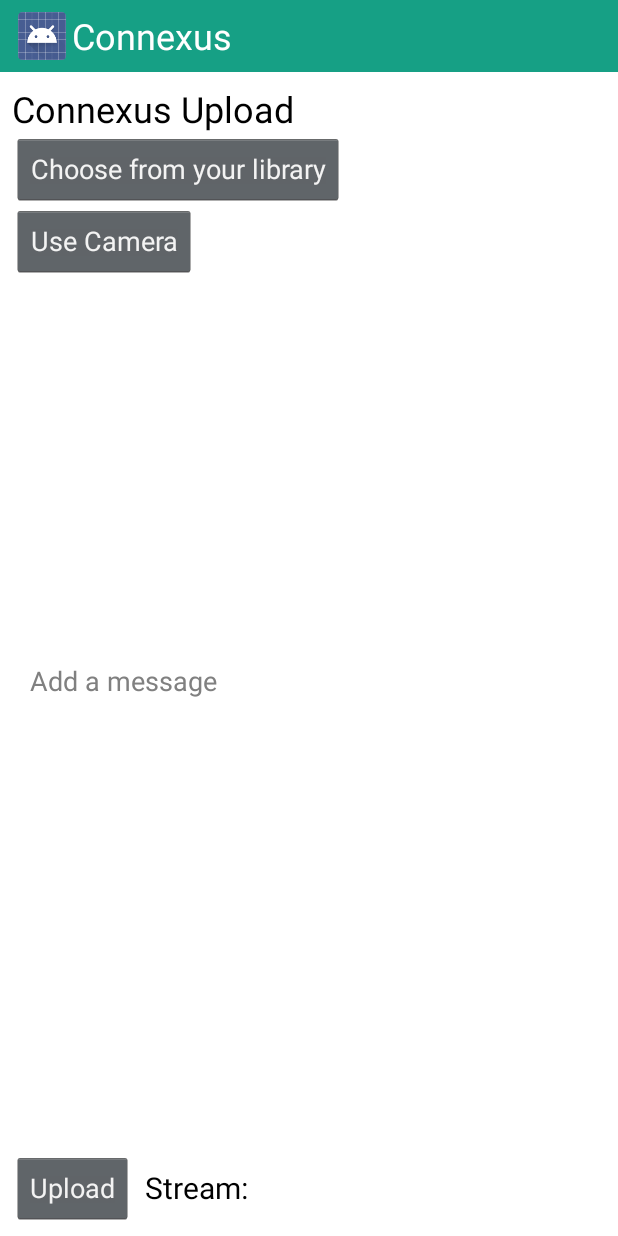
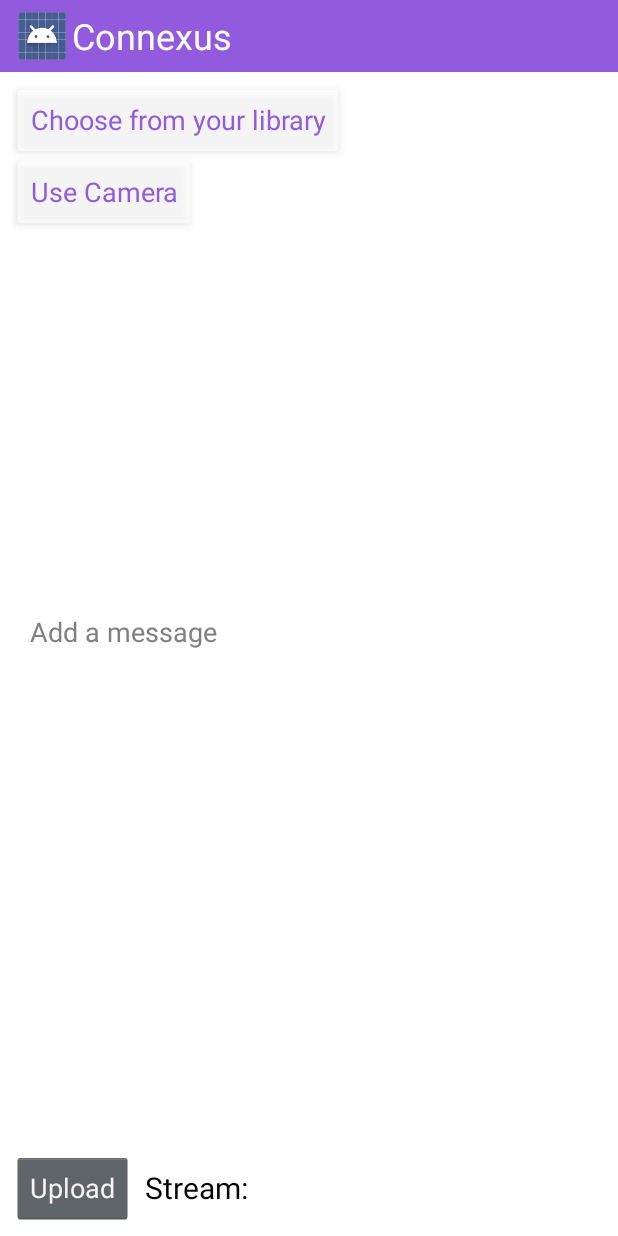
Before and after one commit to jenny350026/apt-miniproject, an Android app: the layout activity_upload.xml on its own in the app's theme, with its tools: preview values and no code run, on a phone screen of 412 x 824 dp. Run offline under Robolectric (Android 15) with nearby library versions, the phone set to English and light mode, and no system bars.

Commit message:
changed layout

```diff
--- a/Connexus/app/src/main/AndroidManifest.xml
+++ b/Connexus/app/src/main/AndroidManifest.xml
@@ -25,6 +25,7 @@
         android:theme="@style/AppTheme" >
         <activity
             android:name=".LoginActivity"
+            android:logo="@drawable/ic_home_white_24dp"
             android:label="@string/app_name" >
             <intent-filter>
                 <action android:name="android.intent.action.MAIN" />
@@ -39,6 +40,7 @@
         <activity
             android:name=".ViewAllStreamActivity"
             android:label="@string/title_activity_view_all_stream"
+            android:logo="@drawable/ic_home_white_24dp"
             android:windowSoftInputMode="stateHidden" >
         </activity>
         <activity
@@ -48,10 +50,12 @@
         </activity>
         <activity
             android:name=".UploadActivity"
+            android:logo="@drawable/ic_file_upload_white_24dp"
             android:label="@string/title_activity_upload" >
         </activity>
         <activity
             android:name=".CameraActivity"
+            android:logo="@drawable/ic_photo_camera_white_24dp"
             android:label="@string/title_activity_camera" >
 
         </activity>
--- a/Connexus/app/src/main/java/apt/connexus/UploadActivity.java
+++ b/Connexus/app/src/main/java/apt/connexus/UploadActivity.java
@@ -65,7 +65,7 @@ public class UploadActivity extends Activity {
 
         selectedImageView = (ImageView) findViewById(R.id.imageView);
         upload_stream_textView = (TextView) findViewById(R.id.upload_stream_textView);
-        upload_stream_textView.setText("Stream: " + getIntent().getStringExtra("stream_name"));
+        upload_stream_textView.setText("to \"" + getIntent().getStringExtra("stream_name") +"\"");
 
         upload.setOnClickListener(new View.OnClickListener() {
             @Override
--- a/Connexus/app/src/main/res/layout/activity_login.xml
+++ b/Connexus/app/src/main/res/layout/activity_login.xml
@@ -33,7 +33,7 @@
             android:text="Sign in"
             android:onClick="login_with_existing_account"
             android:id="@+id/login_with_existing_account_btn"
-            android:backgroundTint="#C0392B"
+            android:backgroundTint="@color/button_color"
             android:layout_marginRight="20dp" />
         <Button
             android:layout_width="wrap_content"
@@ -41,7 +41,7 @@
             android:text="Sign out"
             android:onClick="sign_out"
             android:id="@+id/sing_out_button"
-            android:backgroundTint="#2980B9" />
+            android:backgroundTint="@color/button_color" />
     </LinearLayout>
 
     <Button
@@ -51,7 +51,7 @@
         android:id="@+id/view_stream_button"
         android:onClick="onViewStream"
         android:layout_gravity="center_horizontal"
-        android:backgroundTint="#F39C12" />
+        android:backgroundTint="@color/button_color" />
 
     <TextView
         android:layout_width="wrap_content"
--- a/Connexus/app/src/main/res/layout/activity_upload.xml
+++ b/Connexus/app/src/main/res/layout/activity_upload.xml
@@ -36,24 +36,23 @@
         android:orientation="vertical"
         android:layout_width="match_parent"
         android:layout_height="wrap_content">
-        <TextView
-            android:text="Connexus Upload"
-            android:layout_width="wrap_content"
-            android:layout_height="wrap_content"
-            android:textSize="24dp"
-            android:id="@+id/textView4" />
-
         <Button
             android:layout_width="wrap_content"
             android:layout_height="wrap_content"
             android:text="Choose from your library"
-            android:id="@+id/library_btn" />
+            android:id="@+id/library_btn"
+            android:backgroundTint="#FFFFFF"
+            android:textColor="@color/button_color"
+            android:elevation="4dp"/>
 
         <Button
             android:layout_width="wrap_content"
             android:layout_height="wrap_content"
             android:text="Use Camera"
-            android:id="@+id/camera_btn" />
+            android:id="@+id/camera_btn"
+            android:backgroundTint="#FFFFFF"
+            android:textColor="@color/button_color"
+            android:elevation="4dp"/>
         <ImageView
             android:layout_width="200dp"
             android:layout_height="250dp"
--- a/Connexus/app/src/main/res/layout/activity_view_single.xml
+++ b/Connexus/app/src/main/res/layout/activity_view_single.xml
@@ -30,7 +30,7 @@
         <Button
             android:layout_width="wrap_content"
             android:layout_height="wrap_content"
-            android:text="Upload an Image"
+            android:text="Upload Image"
             android:visibility="gone"
             android:id="@+id/upload_img" />
 
--- a/Connexus/app/src/main/res/layout/image_adapter.xml
+++ b/Connexus/app/src/main/res/layout/image_adapter.xml
@@ -20,6 +20,7 @@
             android:layout_width="wrap_content"
             android:layout_height="wrap_content"
             android:text=""
+            android:layout_gravity="center_horizontal"
             android:id="@+id/adapter_textView" />
     </LinearLayout>
 </LinearLayout>
--- a/Connexus/app/src/main/res/layout/viewpager_viewall.xml
+++ b/Connexus/app/src/main/res/layout/viewpager_viewall.xml
@@ -10,7 +10,7 @@
         android:id="@+id/linearLayout1"
         android:layout_width="match_parent"
         android:layout_height="50.0dip"
-        android:background="#16A085"
+        android:background="@color/theme_color"
         android:elevation="6dp"
         android:baselineAligned="false">
         <LinearLayout
@@ -59,7 +59,7 @@
     <com.viewpagerindicator.UnderlinePageIndicator
         android:id="@+id/titles"
         android:layout_height="2dp"
-        android:background="#16A085"
+        android:background="@color/theme_color"
         app:selectedColor="#FFFFFF"
         android:elevation="6dp"
         android:layout_width="match_parent" />
--- a/Connexus/app/src/main/res/values/colors.xml
+++ b/Connexus/app/src/main/res/values/colors.xml
@@ -1,4 +1,6 @@
 <?xml version="1.0" encoding="utf-8"?>
 <resources>
     <item name="background_color" type="color">#FFFFFF</item>
+    <item name="theme_color" type="color">#925ADC</item>
+    <item name="button_color" type="color">#925ADC</item>
 </resources>
--- a/Connexus/app/src/main/res/values/styles.xml
+++ b/Connexus/app/src/main/res/values/styles.xml
@@ -6,7 +6,7 @@
 
 <style name="AppTheme.ActionBarStyle" parent="@android:style/Widget.Holo.ActionBar">
     <item name="android:titleTextStyle">@style/AppTheme.ActionBar.TitleTextStyle</item>
-    <item name="android:background">#16A085</item>
+    <item name="android:background">@color/theme_color</item>
     <item name="elevation">0dp</item>
 </style>
 
```
Also changed, not shown: Connexus/app/src/main/java/apt/connexus/CameraActivity.java (+7 -5 lines), Connexus/app/src/main/res/drawable/ic_file_upload_white_24dp.png (added), Connexus/app/src/main/res/drawable/ic_home_white_24dp.png (added), Connexus/app/src/main/res/drawable/ic_photo_camera_white_24dp.png (added).
